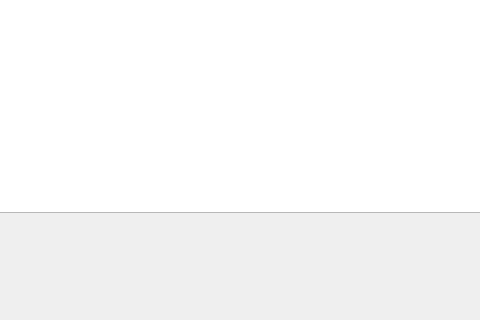
Old version of the form mainwindow.ui in the repository LAVjr97/CProgram; both pictures show x 100 to 580 and y 358 to 678 of the 1047 by 678 pixel window.
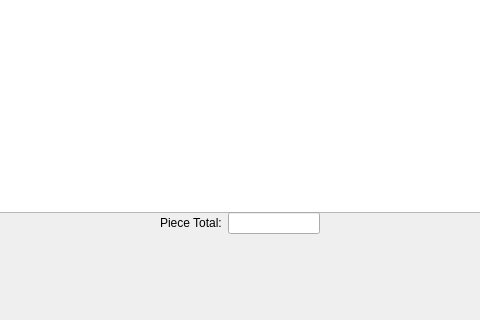
New version of the form. The open tabs and pages were chosen to show the change.

The edit to the form file:
```diff
--- a/mainwindow.ui
+++ b/mainwindow.ui
@@ -591,6 +591,28 @@
        </item>
       </layout>
      </widget>
+     <widget class="QWidget" name="formLayoutWidget_2">
+      <property name="geometry">
+       <rect>
+        <x>260</x>
+        <y>570</y>
+        <width>160</width>
+        <height>80</height>
+       </rect>
+      </property>
+      <layout class="QFormLayout" name="formLayout_5">
+       <item row="0" column="0">
+        <widget class="QLabel" name="label_2">
+         <property name="text">
+          <string>Piece Total:</string>
+         </property>
+        </widget>
+       </item>
+       <item row="0" column="1">
+        <widget class="QLineEdit" name="linePieceTotal"/>
+       </item>
+      </layout>
+     </widget>
     </widget>
     <widget class="QWidget" name="pgCustomerSearch">
      <widget class="QPushButton" name="btnReturnCS">
```
Left out of the diff: 90 changed lines with no effect on the pictures.
